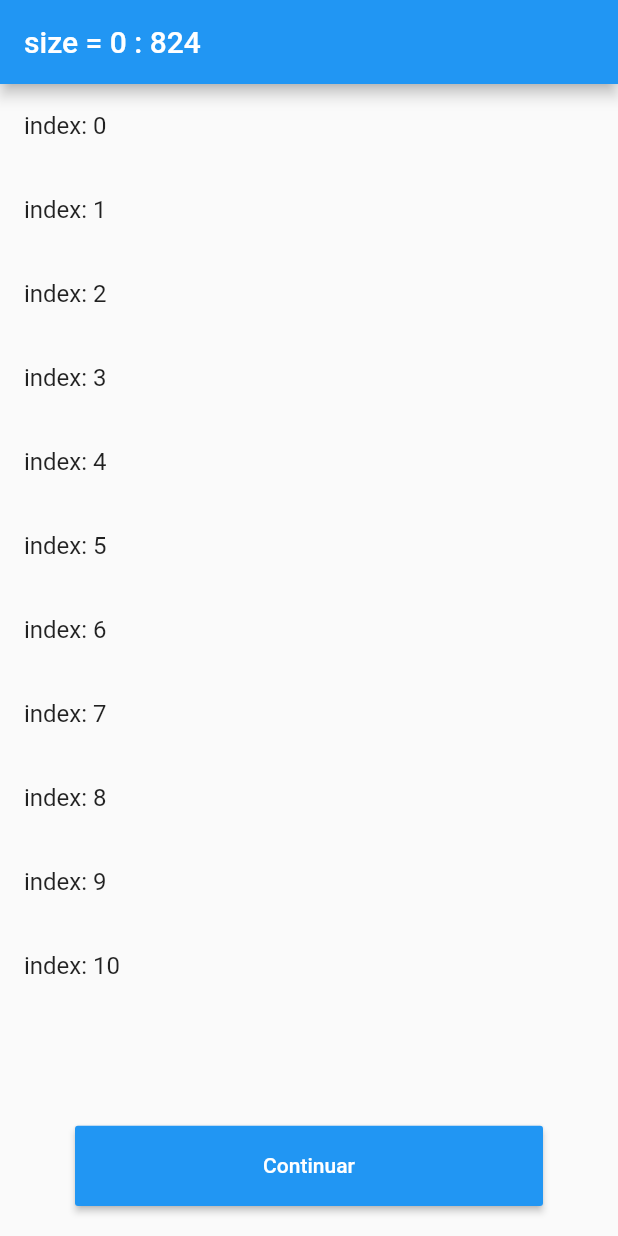
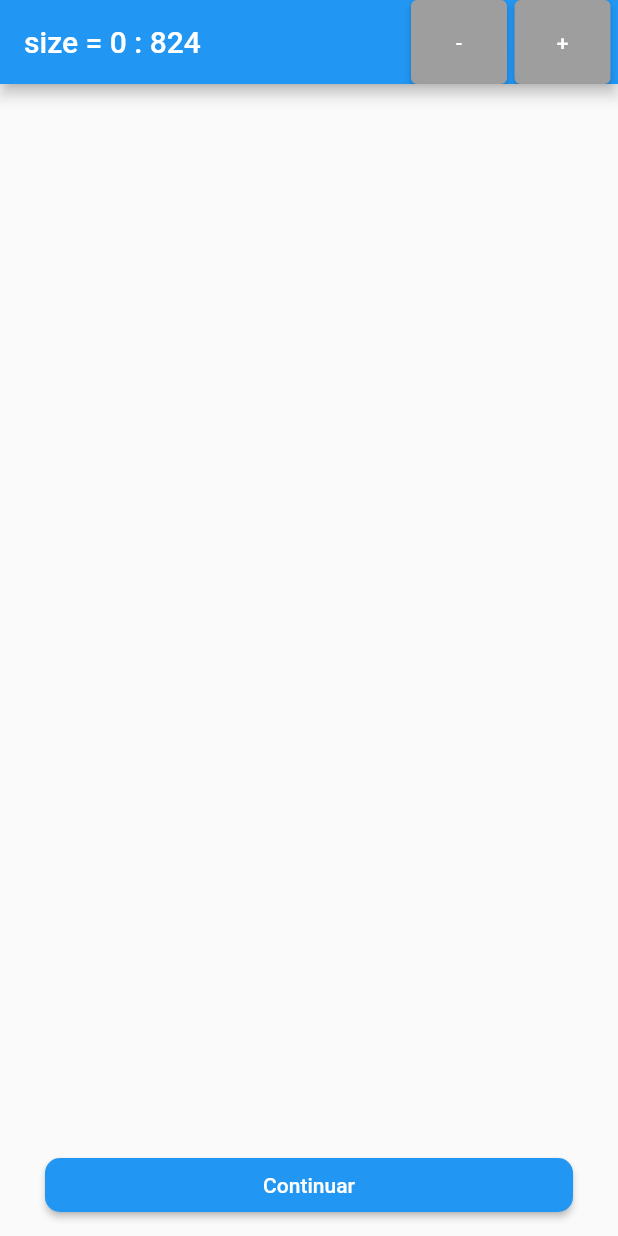
Before and after one commit to LordDeveloperJulio-zz/scroll, a Flutter app: the screen it shows after launch, on a phone screen of 412 x 824 dp. Run offline on Flutter 3.47's test engine with Material 2 defaults, Android fonts, the phone set to English and light mode, and no system bars; missing offline and left inert: measured_size.

Commit message:
Auto stash before merge of "main" and "origin/main"
teste 4

```diff
--- a/lib/main.dart
+++ b/lib/main.dart
@@ -26,20 +26,72 @@ class MyHomePage extends StatefulWidget {
 class _MyHomePageState extends State<MyHomePage> {
   Size? size;
 
-  int changeSize(){
-    if(size == null){
+  int countPlus = 0;
+
+  bool sizeScreen = false;
+
+  int tamanhoDatela = 0;
+
+  int changeSize() {
+    if (size == null) {
       return 0;
     }
-    return ((size!.height + AppBar().preferredSize.height + MediaQuery.of(context).padding.top) + (MediaQuery.of(context).size.height * 0.065 + 20)).round();
+    if (((size!.height +
+                AppBar().preferredSize.height +
+                MediaQuery.of(context).padding.top) +
+            (MediaQuery.of(context).size.height * 0.065 + 20)) >=
+        tamanhoDatela) {
+      sizeScreen = true;
+    } else {
+      sizeScreen = false;
+    }
+
+    return ((size!.height +
+                AppBar().preferredSize.height +
+                MediaQuery.of(context).padding.top) +
+            (MediaQuery.of(context).size.height * 0.065 + 20))
+        .round();
   }
 
   @override
   Widget build(BuildContext context) {
+    tamanhoDatela = MediaQuery.of(context).size.height.round();
     return Scaffold(
       appBar: AppBar(
         title: Text(
-          'size = ${changeSize()}' + " : ${MediaQuery.of(context).size.height.round()}",
+          'size = ${changeSize()}' +
+              " : ${MediaQuery.of(context).size.height.round()}",
         ),
+        actions: [
+          ElevatedButton(
+            style: ButtonStyle(
+                backgroundColor:
+                    MaterialStateProperty.resolveWith((states) => Colors.grey)),
+            onPressed: () {
+              setState(() {
+                countPlus -= 1;
+              });
+            },
+            child: Text(" - "),
+          ),
+          SizedBox(
+            width: 5,
+          ),
+          ElevatedButton(
+            style: ButtonStyle(
+                backgroundColor:
+                    MaterialStateProperty.resolveWith((states) => Colors.grey)),
+            onPressed: () {
+              setState(() {
+                countPlus += 1;
+              });
+            },
+            child: Text(" + "),
+          ),
+          SizedBox(
+            width: 5,
+          ),
+        ],
       ),
       body: SingleChildScrollView(
         child: MeasuredSize(
@@ -51,25 +103,36 @@ class _MyHomePageState extends State<MyHomePage> {
           child: ListView.builder(
               physics: ClampingScrollPhysics(),
               shrinkWrap: true,
-              itemCount: 11,
+              itemCount: countPlus,
               itemBuilder: (_, index) => ListTile(
                     title: Text("index: $index"),
                   )),
         ),
       ),
-      bottomNavigationBar: Padding(
-          padding: EdgeInsets.symmetric(vertical: 20, horizontal: 50),
-          child: Container(
-              width: MediaQuery.of(context).size.width * 0.8,
-              height: MediaQuery.of(context).size.height * 0.065,
-              child: RaisedButton(
-                color: Colors.blue,
-                child: Text(
-                  "Continuar",
-                  style: TextStyle(color: Colors.white),
+      bottomNavigationBar: Container(
+          padding: EdgeInsets.symmetric(horizontal: 30),
+          decoration: BoxDecoration(
+            border: Border(
+                top: BorderSide(
+              color: sizeScreen == true ? Colors.grey : Colors.transparent,
+              width: 1,
+            )),
+          ),
+          child: Padding(
+            padding: const EdgeInsets.only(top: 10, bottom: 10),
+            child: ElevatedButton(
+              style: ElevatedButton.styleFrom(
+                shape: new RoundedRectangleBorder(
+                  borderRadius: new BorderRadius.circular(10.0),
                 ),
-                onPressed: () {},
-              ))),
+              ),
+              child: Text(
+                "Continuar",
+                style: TextStyle(color: Colors.white),
+              ),
+              onPressed: () {},
+            ),
+          )),
     );
   }
 }
```
